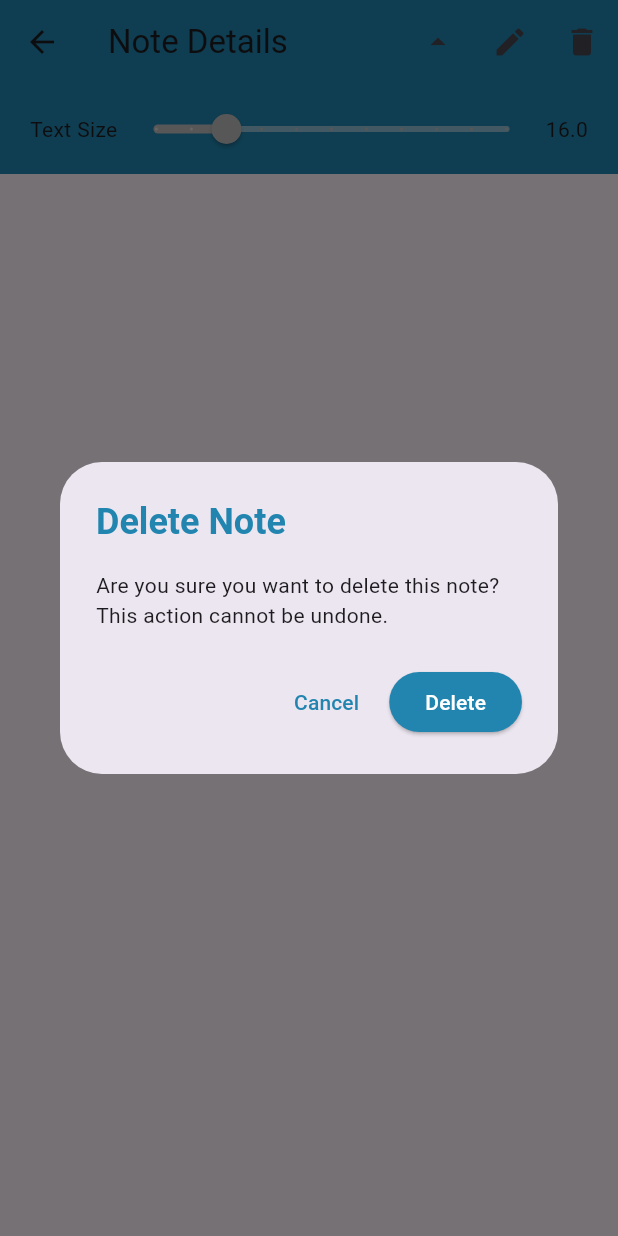
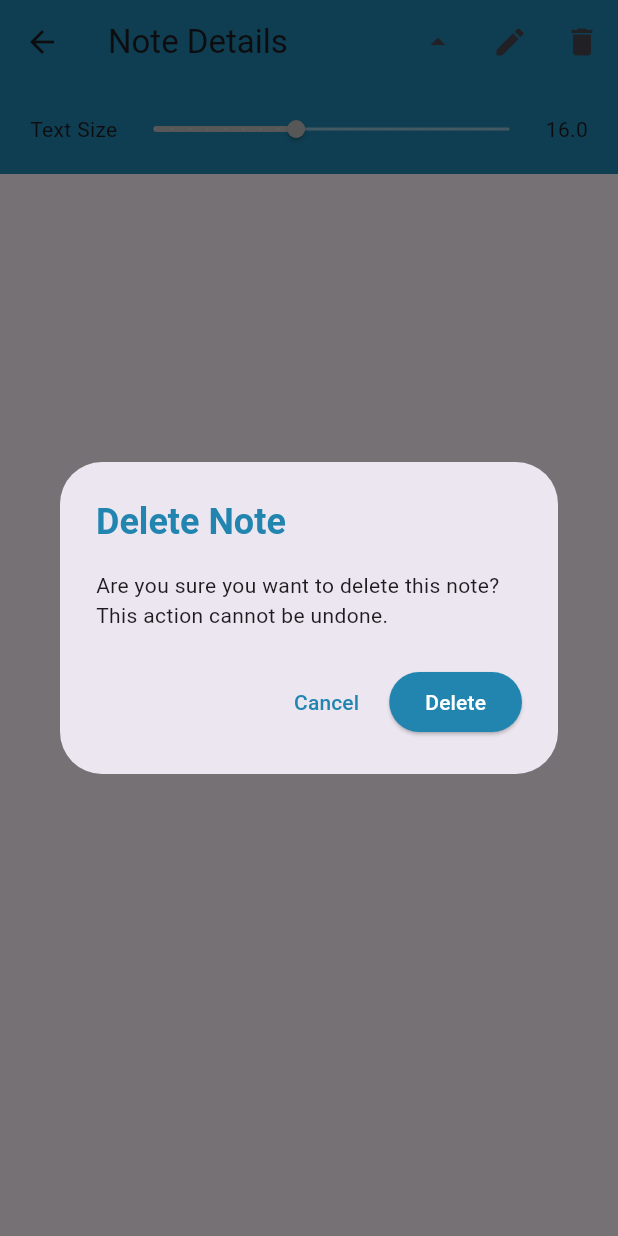
Before and after one commit to Onome15/notesync, a Flutter app: the NoteDetailPage screen opened directly with empty values, after a tap on the "arrow drop down" icon, after a tap on the "delete" icon, on a phone screen of 412 x 824 dp. Run offline on Flutter 3.47's test engine with Material 3 defaults, Android fonts, the light colour scheme and no system bars; our stand-ins replace cloud_firestore, firebase_auth, firebase_core, flutter_riverpod, flutter_secure_storage, flutter_spinkit and 5 more; accounts and stored records are empty; Roboto replaces fonts that are missing (Cantarell).

```diff
--- a/lib/screen/Home/notes/note_detail_page.dart
+++ b/lib/screen/Home/notes/note_detail_page.dart
@@ -1,14 +1,8 @@
 import 'package:cloud_firestore/cloud_firestore.dart';
 import 'package:flutter/material.dart';
-import 'package:notesync/shared/toast.dart';
-import '../../../services/auth.dart';
-import '../add_notes.dart';
-import 'package:notesync/database/firestore.dart';
-
-import '../shared_methods.dart';
+import 'note_details_view.dart';
 
 class NoteDetailPage extends StatefulWidget {
-  // Change to StatefulWidget
   final String date;
   final String id;
 
@@ -24,15 +18,10 @@ class NoteDetailPage extends StatefulWidget {
 
 class _NoteDetailPageState extends State<NoteDetailPage> {
   bool _showSlider = false;
-  double _fontSize = 16.0; // Default font size
+  double _fontSize = 16.0;
 
   @override
   Widget build(BuildContext context) {
-    Color primaryColor = const Color.fromRGBO(33, 133, 176, 1);
-    FirestoreService firestoreService = FirestoreService();
-
-    final String? currentUserId = AuthService().currentUser?.uid;
-
     return StreamBuilder<DocumentSnapshot>(
       stream: FirebaseFirestore.instance
           .collection('notes')
@@ -51,131 +40,22 @@ class _NoteDetailPageState extends State<NoteDetailPage> {
           );
         }
 
-        var noteData = snapshot.data!;
-        String title = noteData['title'] ?? 'Untitled';
-        String body = noteData['body'] ?? 'No content available';
-        String ownerId =
-            noteData['userId']; // Fetch the ownerId from the note document
-
-        return Scaffold(
-          appBar: AppBar(
-            title: const Text("Note Details"),
-            backgroundColor: primaryColor,
-            bottom: _showSlider
-                ? PreferredSize(
-                    preferredSize: const Size.fromHeight(60.0),
-                    child: Container(
-                      padding: const EdgeInsets.symmetric(horizontal: 20.0),
-                      height: 60.0,
-                      child: Row(
-                        children: [
-                          const Text(
-                            'Text Size',
-                          ),
-                          Expanded(
-                            child: Slider(
-                              value: _fontSize,
-                              activeColor: Colors.grey[400],
-                              inactiveColor: Colors.white.withOpacity(0.5),
-                              min: 12.0,
-                              max: 32.0,
-                              divisions: 10,
-                              onChanged: (value) {
+        return NoteDetailView(
+          noteData: snapshot.data!,
+          showSlider: _showSlider,
+          fontSize: _fontSize,
+          onSliderVisibilityChanged: (show) {
             setState(() {
-                                  _fontSize = value;
+              _showSlider = show;
             });
           },
-                            ),
-                          ),
-                          Text(
-                            '$_fontSize',
-                          ),
-                        ],
-                      ),
-                    ),
-                  )
-                : null,
-            actions: [
-              IconButton(
-                icon: Icon(
-                    _showSlider ? Icons.arrow_drop_up : Icons.arrow_drop_down),
-                onPressed: () {
+          onFontSizeChanged: (size) {
             setState(() {
-                    _showSlider = !_showSlider;
+              _fontSize = size;
             });
           },
-              ),
-              if (currentUserId == ownerId) ...[
-                IconButton(
-                  icon: const Icon(Icons.edit),
-                  onPressed: () {
-                    Navigator.push(
-                      context,
-                      MaterialPageRoute(
-                        builder: (context) => AddNotes(
-                          title: title,
-                          body: body,
-                          id: widget.id, // Pass the note's id
-                        ),
-                      ),
-                    );
-                  },
-                ),
-                // Delete Icon
-                IconButton(
-                  icon: const Icon(Icons.delete),
-                  onPressed: () async {
-                    showAlert(
-                      context: context,
-                      title: "Delete Note",
-                      content:
-                          "Are you sure you want to delete this note? This action cannot be undone.",
-                      onConfirm: () {
-                        // Delete logic here
-                        firestoreService.deleteNote(widget.id);
-                        showToast(message: "Deleted Succesfully");
-                        Navigator.pop(context); // Return to the previous screen
-                      },
-                      confirmText: "Delete",
-                    );
-                  },
-                ),
-              ]
-            ],
-          ),
-          body: SingleChildScrollView(
-            child: Padding(
-              padding: const EdgeInsets.all(12.0),
-              child: Column(
-                crossAxisAlignment: CrossAxisAlignment.start,
-                children: [
-                  Text(
-                    title,
-                    style: TextStyle(
-                      fontSize: _fontSize + 4, // Slightly larger than body text
-                      fontWeight: FontWeight.bold,
-                      color: primaryColor,
-                    ),
-                    textAlign: TextAlign.justify,
-                  ),
-                  Text(
-                    widget.date,
-                    style: const TextStyle(fontSize: 12, color: Colors.grey),
-                  ),
-                  const SizedBox(height: 10),
-                  Text(
-                    body,
-                    style: TextStyle(
-                      fontSize: _fontSize,
-                      color: Colors.black87,
-                    ),
-                    textAlign: TextAlign.justify,
-                  ),
-                  const SizedBox(height: 10),
-                ],
-              ),
-            ),
-          ),
+          date: widget.date,
+          noteId: widget.id,
         );
       },
     );
--- /dev/null
+++ b/lib/screen/Home/notes/note_details_view.dart
@@ -0,0 +1,154 @@
+import 'package:cloud_firestore/cloud_firestore.dart';
+import 'package:flutter/material.dart';
+import '../../../database/firestore.dart';
+import '../../../services/auth.dart';
+import '../../../shared/toast.dart';
+import '../add_notes.dart';
+import '../shared_methods.dart';
+
+class NoteDetailView extends StatelessWidget {
+  final DocumentSnapshot noteData;
+  final bool showSlider;
+  final double fontSize;
+  final ValueChanged<bool> onSliderVisibilityChanged;
+  final ValueChanged<double> onFontSizeChanged;
+  final String date;
+  final String noteId;
+
+  const NoteDetailView({
+    super.key,
+    required this.noteData,
+    required this.showSlider,
+    required this.fontSize,
+    required this.onSliderVisibilityChanged,
+    required this.onFontSizeChanged,
+    required this.date,
+    required this.noteId,
+  });
+
+  @override
+  Widget build(BuildContext context) {
+    Color primaryColor = const Color.fromRGBO(33, 133, 176, 1);
+    FirestoreService firestoreService = FirestoreService();
+    final String? currentUserId = AuthService().currentUser?.uid;
+
+    String title = noteData['title'] ?? 'Untitled';
+    String body = noteData['body'] ?? 'No content available';
+    String ownerId = noteData['userId'];
+
+    return Scaffold(
+      appBar: AppBar(
+        title: const Text("Note Details"),
+        backgroundColor: primaryColor,
+        bottom: showSlider
+            ? PreferredSize(
+                preferredSize: const Size.fromHeight(60.0),
+                child: Container(
+                  padding: const EdgeInsets.symmetric(horizontal: 20.0),
+                  height: 60.0,
+                  child: Row(
+                    children: [
+                      const Text('Text Size'),
+                      Expanded(
+                        child: SliderTheme(
+                          data: SliderTheme.of(context).copyWith(
+                            trackHeight: 2.0,
+                            thumbShape: const RoundSliderThumbShape(
+                              enabledThumbRadius: 6.0,
+                            ),
+                          ),
+                          child: Slider(
+                            value: fontSize,
+                            activeColor: Colors.grey[400],
+                            inactiveColor: Colors.white.withOpacity(0.5),
+                            min: 12.0,
+                            max: 22.0,
+                            divisions: 20,
+                            onChanged: onFontSizeChanged,
+                          ),
+                        ),
+                      ),
+                      Text('$fontSize'),
+                    ],
+                  ),
+                ),
+              )
+            : null,
+        actions: [
+          IconButton(
+            icon:
+                Icon(showSlider ? Icons.arrow_drop_up : Icons.arrow_drop_down),
+            onPressed: () => onSliderVisibilityChanged(!showSlider),
+          ),
+          if (currentUserId == ownerId) ...[
+            IconButton(
+              icon: const Icon(Icons.edit),
+              onPressed: () {
+                Navigator.push(
+                  context,
+                  MaterialPageRoute(
+                    builder: (context) => AddNotes(
+                      title: title,
+                      body: body,
+                      id: noteId,
+                    ),
+                  ),
+                );
+              },
+            ),
+            IconButton(
+              icon: const Icon(Icons.delete),
+              onPressed: () async {
+                showAlert(
+                  context: context,
+                  title: "Delete Note",
+                  content:
+                      "Are you sure you want to delete this note? This action cannot be undone.",
+                  onConfirm: () {
+                    firestoreService.deleteNote(noteId);
+                    showToast(message: "Deleted Successfully");
+                    Navigator.pop(context);
+                  },
+                  confirmText: "Delete",
+                );
+              },
+            ),
+          ]
+        ],
+      ),
+      body: SingleChildScrollView(
+        child: Padding(
+          padding: const EdgeInsets.all(12.0),
+          child: Column(
+            crossAxisAlignment: CrossAxisAlignment.start,
+            children: [
+              Text(
+                title,
+                style: TextStyle(
+                  fontSize: fontSize + 2,
+                  fontWeight: FontWeight.bold,
+                  color: primaryColor,
+                ),
+                textAlign: TextAlign.justify,
+              ),
+              Text(
+                date,
+                style: const TextStyle(fontSize: 12, color: Colors.grey),
+              ),
+              const SizedBox(height: 10),
+              Text(
+                body,
+                style: TextStyle(
+                  fontSize: fontSize,
+                  color: Colors.black87,
+                ),
+                textAlign: TextAlign.justify,
+              ),
+              const SizedBox(height: 10),
+            ],
+          ),
+        ),
+      ),
+    );
+  }
+}
```
Also changed, not shown: lib/database/firestore.dart (+37 -6 lines), lib/screen/Home/Header/menu.dart (+7 -23 lines), lib/screen/Home/pin.dart (renamed from lib/screen/Home/private.dart, +61 -34 lines), lib/screen/Home/private_notes.dart (added, +144 -0 lines). Lines whose indentation alone changed are shown as unchanged.
